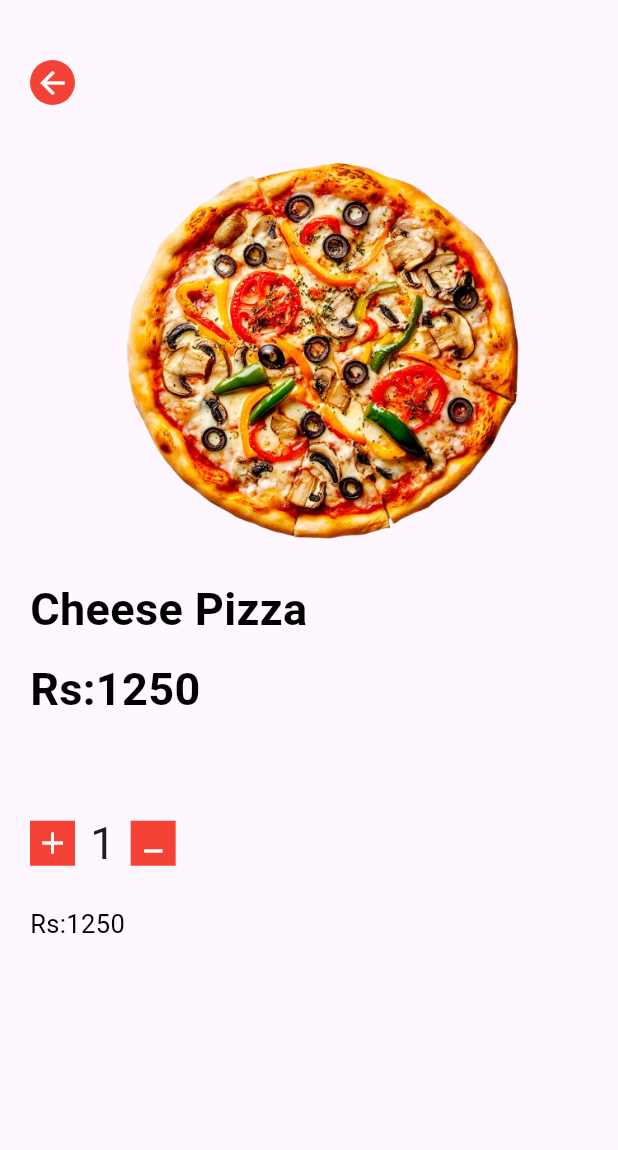
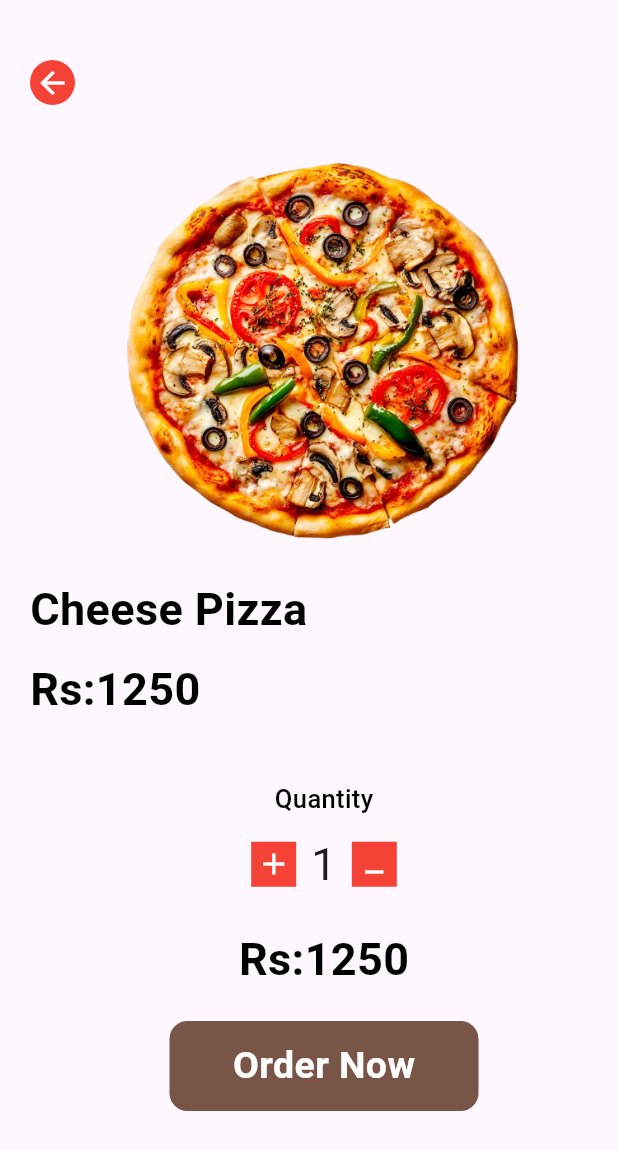
Before and after one commit to aliraza055/foodie_go, a Flutter app: the screen it shows after launch, after a tap on the "arrow forward" icon, on a phone screen of 412 x 824 dp. Shown: the top 1150 px of the screen. Run offline on Flutter 3.47's test engine with Material 3 defaults, Android fonts, the phone set to English and light mode, and no system bars; our stand-ins replace firebase_core; accounts and stored records are empty.

Commit message:
make detatil page

```diff
--- a/lib/pages/detail.dart
+++ b/lib/pages/detail.dart
@@ -45,8 +45,12 @@ class _DeatailPageState extends State<DeatailPage> {
             Text(widget.name,style: AppServices().mainHeadingStyle(),),
             SizedBox(height: 10,),
             Text("Rs:${widget.price}",style: AppServices().mainHeadingStyle(),),
-            SizedBox(height: 60,),
+            SizedBox(height: 40,),
+            Center(child: Text('Quantity',style: AppServices().whiteTextStyle(),)),
+             SizedBox(height: 10,),
             Row(
+              mainAxisAlignment: MainAxisAlignment.center,
+              crossAxisAlignment: CrossAxisAlignment.center,
               children: [
                 GestureDetector(
                   onTap: (){
@@ -87,7 +91,18 @@ class _DeatailPageState extends State<DeatailPage> {
               ],
             ),
             SizedBox(height: 20,),
-            Text("Rs:$basePrice",style:AppServices().simpleTextStyle() ,)
+            Center(child: Text("Rs:$basePrice",style:AppServices().mainHeadingStyle() ,)),
+            SizedBox(height: 20,),
+            Center(
+              child: Container(
+                height: 60,
+                width: MediaQuery.of(context).size.width/2,
+                decoration: BoxDecoration(
+                  borderRadius: BorderRadius.circular(12),
+                  color: Colors.brown
+                ),child: Center(child: Text("Order Now",style:TextStyle(fontSize: 25,fontWeight: FontWeight.bold,color: Colors.white))),
+              ),
+            )
           ],
         ),
       ),
```
